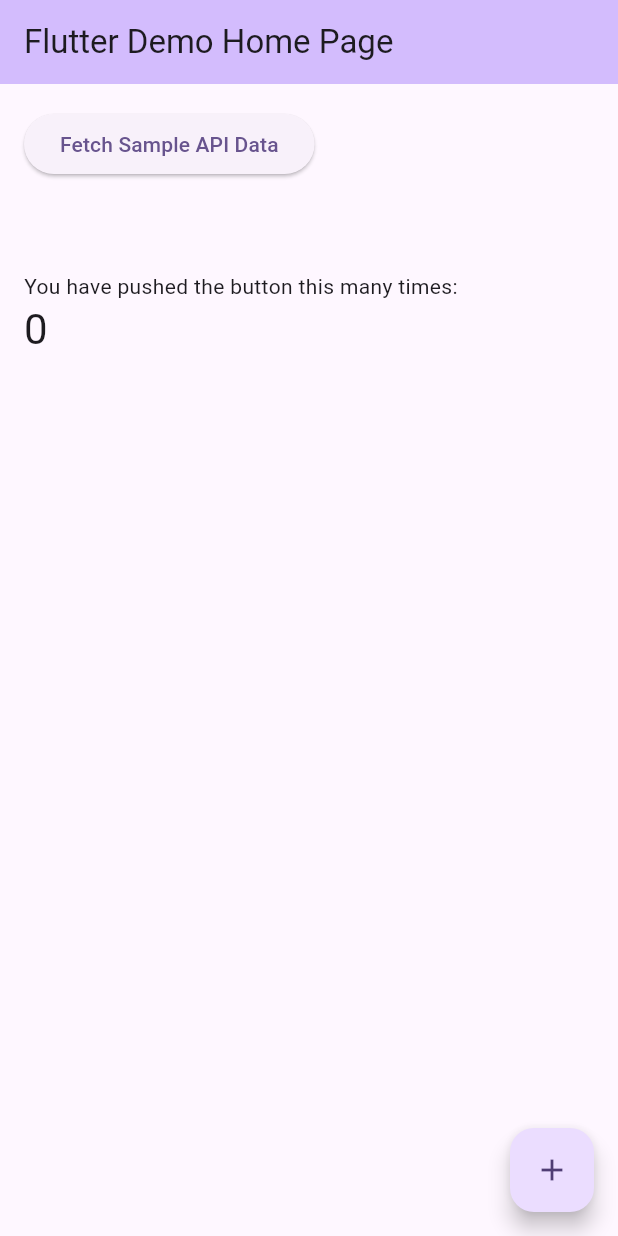
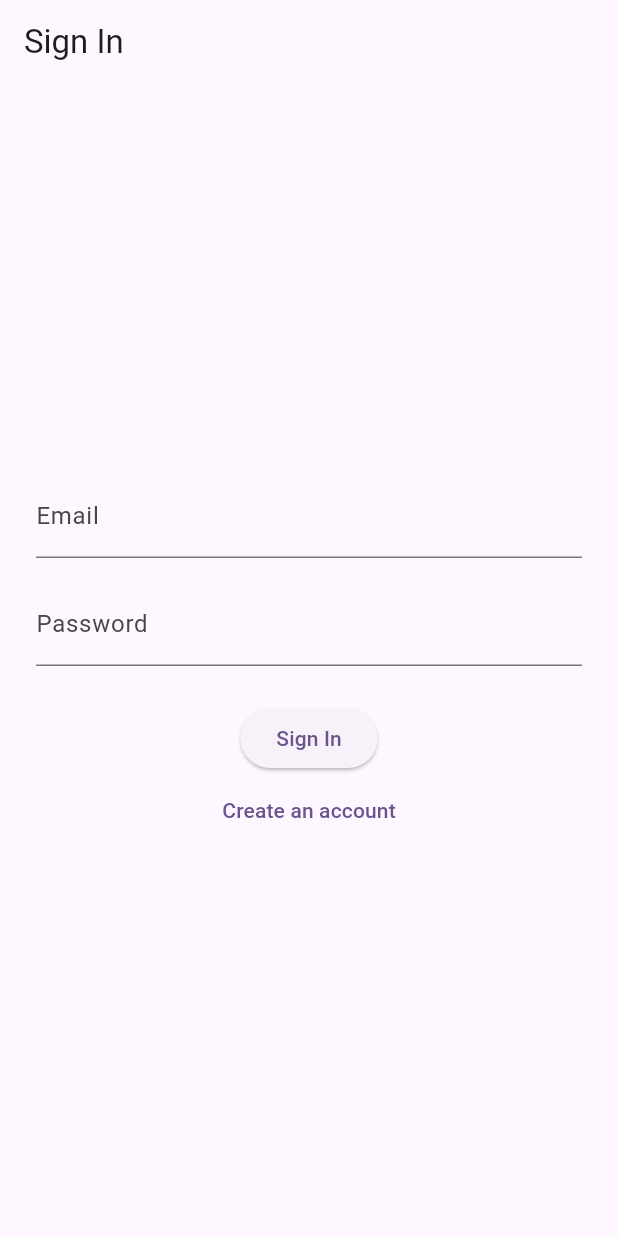
Before and after one commit to eng618/HomeHarmony, a Flutter app: the screen it shows after launch, on a phone screen of 412 x 824 dp. Run offline on Flutter 3.47's test engine with Material 3 defaults, Android fonts, the light colour scheme and no system bars; our stand-ins replace cloud_firestore, firebase_auth, firebase_core; accounts and stored records are empty.

Commit message:
feat: implement authentication and profile management screens

```diff
--- a/lib/main.dart
+++ b/lib/main.dart
@@ -1,3 +1,5 @@
+import 'package:cloud_firestore/cloud_firestore.dart';
+import 'package:firebase_auth/firebase_auth.dart';
 import 'package:firebase_core/firebase_core.dart';
 import 'firebase_options.dart';
 import 'package:flutter/material.dart';
@@ -9,6 +11,148 @@ void main() async {
     options: DefaultFirebaseOptions.currentPlatform,
   );
   runApp(const MyApp());
+}
+
+class AuthScreen extends StatefulWidget {
+  const AuthScreen({super.key});
+
+  @override
+  State<AuthScreen> createState() => _AuthScreenState();
+}
+
+class _AuthScreenState extends State<AuthScreen> {
+  final _formKey = GlobalKey<FormState>();
+  final _emailController = TextEditingController();
+  final _passwordController = TextEditingController();
+  bool _isLogin = true;
+  String? _error;
+  bool _loading = false;
+
+  Future<void> _submit() async {
+    setState(() { _loading = true; _error = null; });
+    try {
+      UserCredential cred;
+      if (_isLogin) {
+        cred = await FirebaseAuth.instance.signInWithEmailAndPassword(
+          email: _emailController.text.trim(),
+          password: _passwordController.text.trim(),
+        );
+      } else {
+        cred = await FirebaseAuth.instance.createUserWithEmailAndPassword(
+          email: _emailController.text.trim(),
+          password: _passwordController.text.trim(),
+        );
+        // Set default role to parent for new users
+        await FirebaseFirestore.instance.collection('users').doc(cred.user!.uid).set({
+          'email': cred.user!.email,
+          'role': 'parent',
+        });
+      }
+    } on FirebaseAuthException catch (e) {
+      setState(() { _error = e.message; });
+    } finally {
+      setState(() { _loading = false; });
+    }
+  }
+
+  @override
+  Widget build(BuildContext context) {
+    return Scaffold(
+      appBar: AppBar(title: Text(_isLogin ? 'Sign In' : 'Sign Up')),
+      body: Center(
+        child: SingleChildScrollView(
+          padding: const EdgeInsets.all(24),
+          child: Form(
+            key: _formKey,
+            child: Column(
+              mainAxisSize: MainAxisSize.min,
+              children: [
+                TextFormField(
+                  controller: _emailController,
+                  decoration: const InputDecoration(labelText: 'Email'),
+                  keyboardType: TextInputType.emailAddress,
+                  validator: (v) => v != null && v.contains('@') ? null : 'Enter a valid email',
+                ),
+                const SizedBox(height: 16),
+                TextFormField(
+                  controller: _passwordController,
+                  decoration: const InputDecoration(labelText: 'Password'),
+                  obscureText: true,
+                  validator: (v) => v != null && v.length >= 6 ? null : 'Min 6 characters',
+                ),
+                const SizedBox(height: 24),
+                if (_error != null) ...[
+                  Text(_error!, style: const TextStyle(color: Colors.red)),
+                  const SizedBox(height: 12),
+                ],
+                _loading
+                  ? const CircularProgressIndicator()
+                  : ElevatedButton(
+                      onPressed: () {
+                        if (_formKey.currentState!.validate()) _submit();
+                      },
+                      child: Text(_isLogin ? 'Sign In' : 'Sign Up'),
+                    ),
+                TextButton(
+                  onPressed: () => setState(() => _isLogin = !_isLogin),
+                  child: Text(_isLogin ? 'Create an account' : 'Already have an account? Sign In'),
+                ),
+              ],
+            ),
+          ),
+        ),
+      ),
+    );
+  }
+}
+
+class ProfileScreen extends StatelessWidget {
+  final User user;
+  const ProfileScreen({super.key, required this.user});
+
+  Future<DocumentSnapshot<Map<String, dynamic>>> getProfile() async {
+    return FirebaseFirestore.instance.collection('users').doc(user.uid).get();
+  }
+
+  @override
+  Widget build(BuildContext context) {
+    return FutureBuilder<DocumentSnapshot<Map<String, dynamic>>>(
+      future: getProfile(),
+      builder: (context, snapshot) {
+        if (snapshot.connectionState == ConnectionState.waiting) {
+          return const Scaffold(body: Center(child: CircularProgressIndicator()));
+        }
+        final data = snapshot.data?.data();
+        final role = data?['role'] ?? 'unknown';
+        return Scaffold(
+          appBar: AppBar(title: const Text('Profile')),
+          body: Padding(
+            padding: const EdgeInsets.all(24),
+            child: Column(
+              crossAxisAlignment: CrossAxisAlignment.start,
+              children: [
+                Text('Email: ${user.email ?? ''}'),
+                const SizedBox(height: 12),
+                Text('Role: $role'),
+                const SizedBox(height: 24),
+                ElevatedButton(
+                  onPressed: () async {
+                    final newRole = role == 'parent' ? 'child' : 'parent';
+                    await FirebaseFirestore.instance.collection('users').doc(user.uid).set({
+                      'email': user.email,
+                      'role': newRole,
+                    }, SetOptions(merge: true));
+                    (context as Element).reassemble();
+                  },
+                  child: Text('Switch to ${role == 'parent' ? 'child' : 'parent'} role'),
+                ),
+              ],
+            ),
+          ),
+        );
+      },
+    );
+  }
 }
 
 class MyApp extends StatelessWidget {
@@ -37,7 +181,18 @@ class MyApp extends StatelessWidget {
         // tested with just a hot reload.
         colorScheme: ColorScheme.fromSeed(seedColor: Colors.deepPurple),
       ),
-      home: const MyHomePage(title: 'Flutter Demo Home Page'),
+      home: StreamBuilder<User?>(
+        stream: FirebaseAuth.instance.authStateChanges(),
+        builder: (context, snapshot) {
+          if (snapshot.connectionState == ConnectionState.waiting) {
+            return const Center(child: CircularProgressIndicator());
+          }
+          if (snapshot.hasData) {
+            return ProfileScreen(user: snapshot.data!);
+          }
+          return const AuthScreen();
+        },
+      ),
     );
   }
 }
@@ -98,13 +253,16 @@ class _MyHomePageState extends State<MyHomePage> {
     // than having to individually change instances of widgets.
     return Scaffold(
       appBar: AppBar(
-        // TRY THIS: Try changing the color here to a specific color (to
-        // Colors.amber, perhaps?) and trigger a hot reload to see the AppBar
-        // change color while the other colors stay the same.
-        backgroundColor: Theme.of(context).colorScheme.inversePrimary,
-        // Here we take the value from the MyHomePage object that was created by
-        // the App.build method, and use it to set our appbar title.
         title: Text(widget.title),
+        actions: [
+          IconButton(
+            icon: const Icon(Icons.logout),
+            tooltip: 'Sign Out',
+            onPressed: () async {
+              await FirebaseAuth.instance.signOut();
+            },
+          ),
+        ],
       ),
       body: Padding(
         padding: const EdgeInsets.all(16.0),
```
